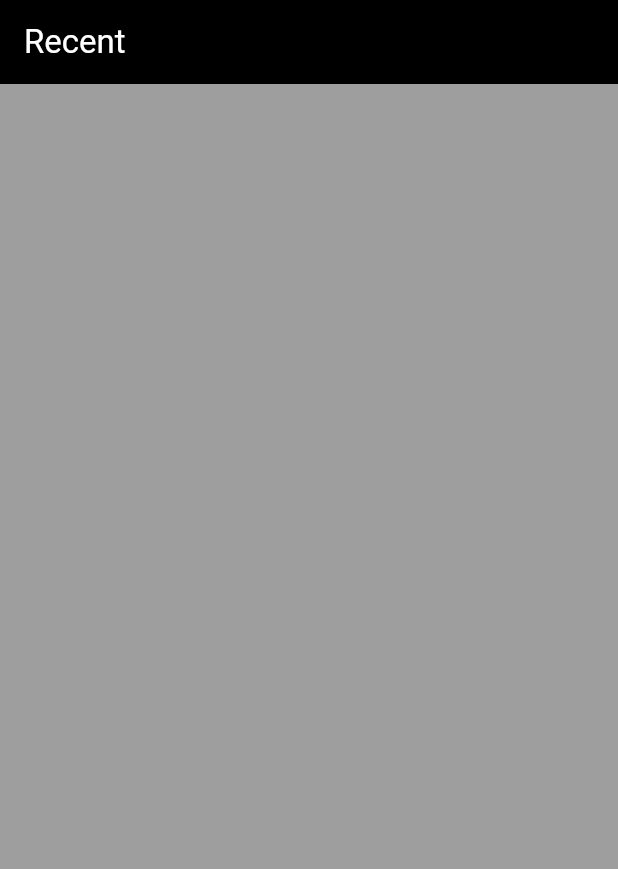
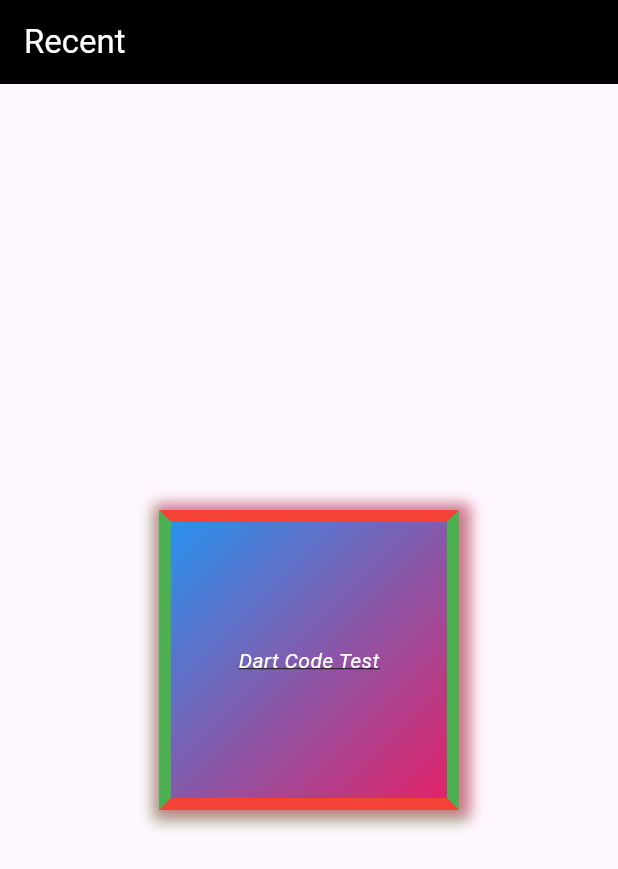
Before and after one commit to Himanshusinghjeena/myapp, a Flutter app: the Recent screen opened directly, on a phone screen of 412 x 824 dp. Shown: the top 869 px of the screen. Run offline on Flutter 3.47's test engine with Material 3 defaults, Android fonts, the phone set to English and light mode, and no system bars; our stand-ins replace icons_plus, image_picker; accounts and stored records are empty.

Commit message:
18-june
modify Recent.dart  add  flutter test concept

```diff
--- a/lib/main.dart
+++ b/lib/main.dart
@@ -1,4 +1,5 @@
 import 'package:flutter/material.dart';
+import 'package:myapp/screens/recent.dart';
 import 'package:myapp/screens/welcome_screen.dart';
 
 void main() {
@@ -16,7 +17,7 @@ class MyApp extends StatelessWidget {
         colorScheme: ColorScheme.fromSeed(seedColor: Colors.deepPurple),
         useMaterial3: true,
       ),
-      home: const  WelcomeScreen(),
+      home: const  Recent(),
     );
   }
 }
--- a/lib/screens/recent.dart
+++ b/lib/screens/recent.dart
@@ -1,3 +1,5 @@
+// ignore_for_file: prefer_const_constructors, prefer_const_literals_to_create_immutables
+
 import 'package:flutter/material.dart';
 
 class Recent extends StatefulWidget {
@@ -10,11 +12,46 @@ class Recent extends StatefulWidget {
 class _RecentState extends State<Recent> {
   @override
   Widget build(BuildContext context) {
- return Scaffold(
-
-      appBar: AppBar(automaticallyImplyLeading: false,title: const Text("Recent",style: TextStyle(color:Colors.white),),
-      backgroundColor: Colors.black,
+    return Scaffold(
+      appBar: AppBar(
+        automaticallyImplyLeading: false,
+        title: const Text(
+          "Recent",
+          style: TextStyle(color: Colors.white),
+        ),
+        backgroundColor: Colors.black,
       ),
-      body:Container(color:Colors.grey)
-    );  }
+      body: Center(
+        child: Container(
+          width: 200,
+          height: 200,
+          decoration: BoxDecoration(
+            gradient: LinearGradient(
+                colors: [Colors.blue, Colors.pink],
+                begin: Alignment.topLeft,
+                end: Alignment.bottomRight),
+            border: Border.symmetric(
+              horizontal: BorderSide(color: Colors.red, width: 8),
+              vertical: BorderSide(color: Colors.green, width: 8),
+            ),
+          boxShadow: [
+              BoxShadow(
+                color: Colors.green.withOpacity(0.5),
+                spreadRadius: 5,
+                blurRadius: 7,
+                offset: Offset(0, 3), // vertical shadow
+              ),
+              BoxShadow(
+                color: Colors.pink.withOpacity(0.5),
+                spreadRadius: 5,
+                blurRadius: 7,
+                offset: Offset(3, 0), // horizontal shadow
+              ),
+            ],
+          ),
+          child: Center(child: Text("Dart Code Test",style: TextStyle(decoration: TextDecoration.underline,color:Colors.white,fontStyle: FontStyle.italic),)),
+        ),
+      ),
+    );
+  }
 }
```
